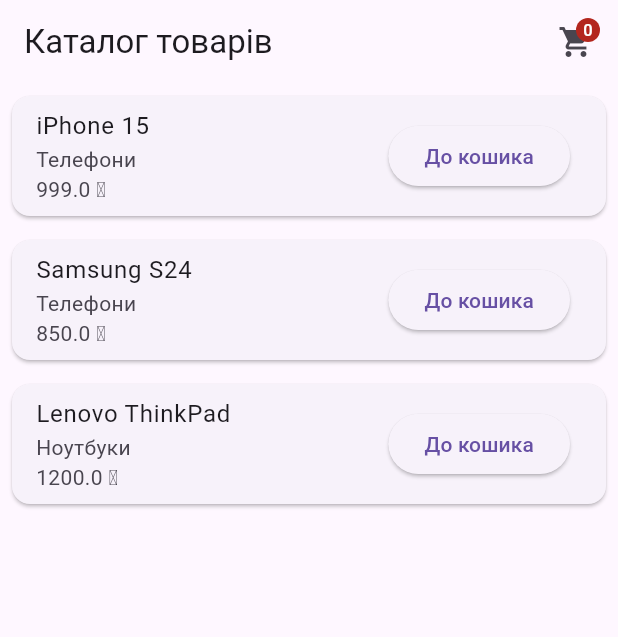
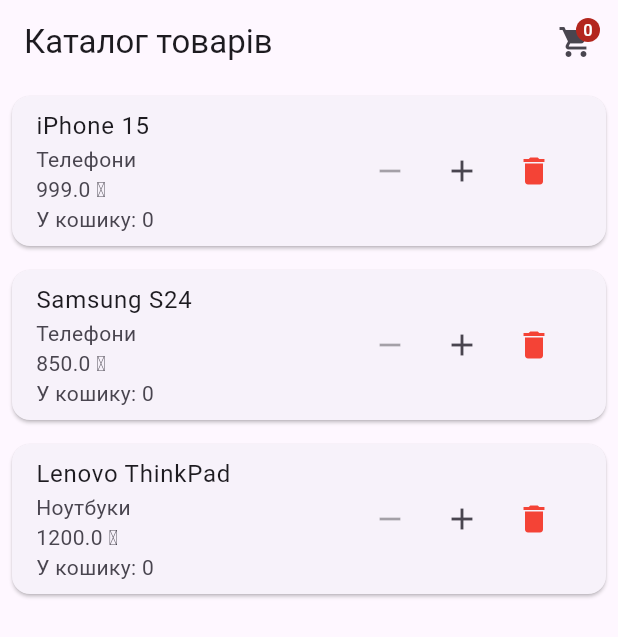
Before and after one commit to Masb1s/shop_provide, a Flutter app: the screen it shows after launch, after a tap on "Повторити", on a phone screen of 412 x 824 dp. Shown: the top 637 px of the screen. Run offline on Flutter 3.47's test engine with Material 3 defaults, Android fonts, the phone set to English and light mode, and no system bars.

Commit message:
Update files

```diff
--- a/lib/widgets/product_card.dart
+++ b/lib/widgets/product_card.dart
@@ -3,7 +3,6 @@
 
 import '../models/product.dart';
 import '../providers/cart_model.dart';
-import '../screens/product_screen.dart';
 
 class ProductCard extends StatelessWidget {
   const ProductCard({
@@ -24,53 +23,65 @@
       (cart) =>
           cart.quantities[product.id] ?? 0,
     );
-    final children = [
-      Text(product.category),
-      Text('${product.price} ₴'),
-      if (quantity > 0)
-        Row(
+
+    return Card(
+      margin: const EdgeInsets.all(8),
+      child: ListTile(
+        title: Text(product.name),
+        subtitle: Column(
+          crossAxisAlignment:
+              CrossAxisAlignment.start,
           children: [
+            Text(product.category),
+            Text('${product.price} ₴'),
             Text('У кошику: $quantity'),
-            const SizedBox(width: 8),
+          ],
+        ),
+        trailing: Row(
+          mainAxisSize:
+              MainAxisSize.min,
+          children: [
+            IconButton(
+              onPressed: quantity == 0
+                  ? null
+                  : () {
+                      context
+                          .read<CartModel>()
+                          .decrease(
+                            product.id,
+                          );
+                    },
+              icon: const Icon(
+                Icons.remove,
+              ),
+            ),
             IconButton(
               onPressed: () {
-                context.read<CartModel>().decrease(product.id);
+                context
+                    .read<CartModel>()
+                    .add(product);
               },
               icon: const Icon(
-                Icons.remove_circle,
+                Icons.add,
+              ),
+            ),
+            IconButton(
+              onPressed: quantity == 0
+                  ? null
+                  : () {
+                      context
+                          .read<CartModel>()
+                          .remove(
+                            product.id,
+                          );
+                    },
+              icon: const Icon(
+                Icons.delete,
                 color: Colors.red,
               ),
             ),
           ],
         ),
-    ];
-    return Card(
-      margin: const EdgeInsets.all(8),
-      child: ListTile(
-        title: Text(product.name),
-
-        subtitle: Column(
-          crossAxisAlignment: CrossAxisAlignment.start,
-          children: children,
-        ),
-        trailing: ElevatedButton(
-          onPressed: () {
-            context.read<CartModel>().add(product);
-          },
-          child: const Text('До кошика'),
-        ),
-
-        onTap: () {
-          Navigator.push(
-            context,
-            MaterialPageRoute(
-              builder: (_) =>
-                  ProductScreen(
-                product: product,
-              ),
-            ),
-          );
-        },
       ),
     );
   }
```
Also changed, not shown: lib/screens/cart_screen.dart (+55 -10 lines).
